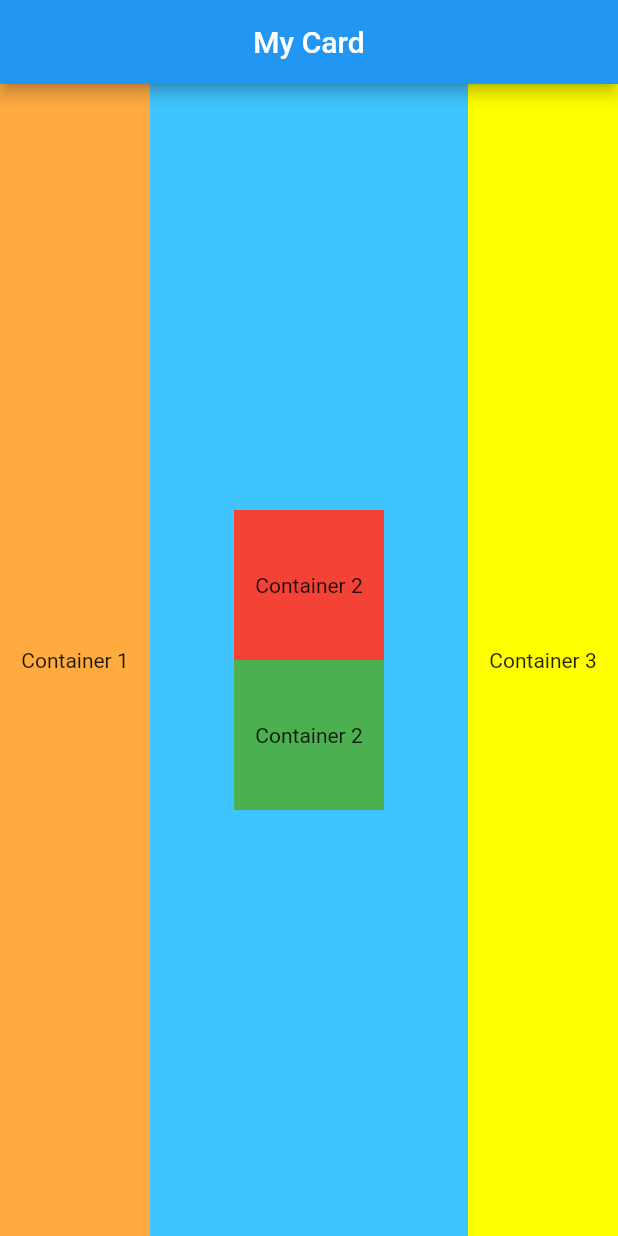
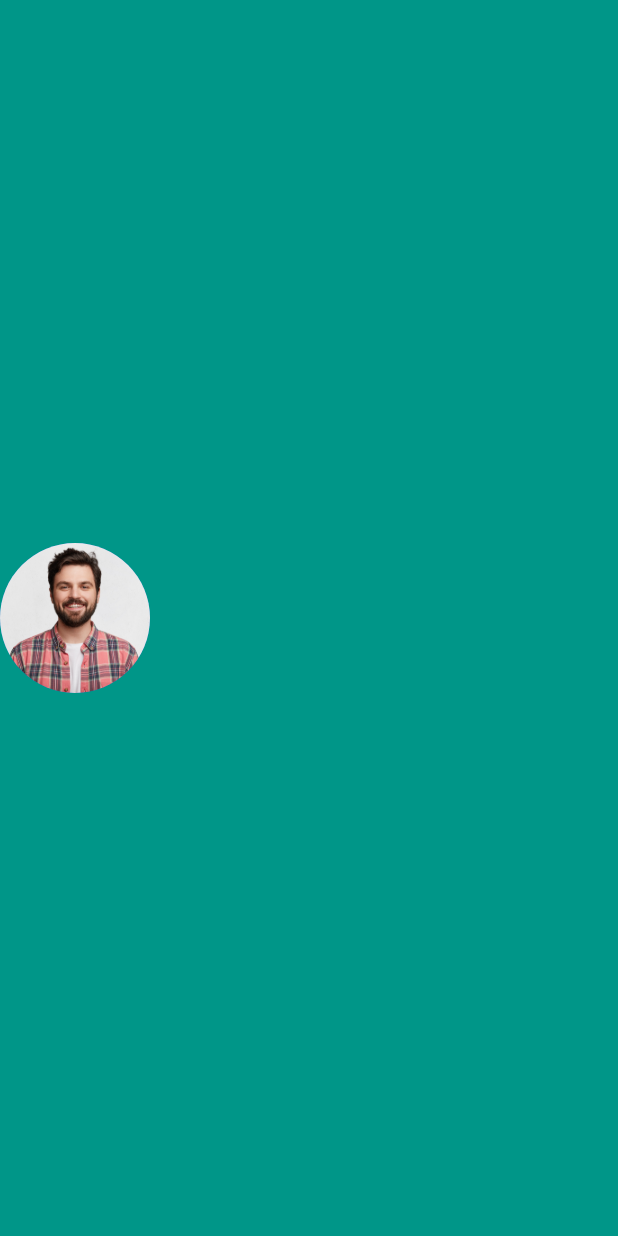
Before and after one commit to vijai-ks/MyCard-User-Profile-Application, a Flutter app: the screen it shows after launch, on a phone screen of 412 x 824 dp. Run offline on Flutter 3.47's test engine with Material 2 defaults, Android fonts, the phone set to English and light mode, and no system bars.

Commit message:
feat: profile-page: Add profile CircleAvatar
Signed-off-by: vijai-ks <vijai.ksv@gmail.com>

```diff
--- a/lib/main.dart
+++ b/lib/main.dart
@@ -11,52 +11,14 @@ class MyCard extends StatelessWidget {
   Widget build(BuildContext context) {
     return MaterialApp(
       home: Scaffold(
-        appBar: AppBar(
-          title: Center(
-            child: Text('My Card'),
-          ),
-        ),
-        backgroundColor: Colors.lightBlueAccent,
+        backgroundColor: Colors.teal,
         body: SafeArea(
-          child: Row(
-            mainAxisAlignment: MainAxisAlignment.spaceBetween,
+          child: Column(
+            mainAxisAlignment: MainAxisAlignment.center,
             children: [
-              Container(
-                height: double.infinity,
-                width: 100,
-                color: Colors.orangeAccent,
-                child: Center(
-                  child: Text('Container 1'),
-                ),
-              ),
-              Column(
-                mainAxisAlignment: MainAxisAlignment.center,
-                children: [
-                  Container(
-                    height: 100,
-                    width: 100,
-                    color: Colors.red,
-                    child: Center(
-                      child: Text('Container 2'),
-                    ),
-                  ),
-                  Container(
-                    height: 100,
-                    width: 100,
-                    color: Colors.green,
-                    child: Center(
-                      child: Text('Container 2'),
-                    ),
-                  ),
-                ],
-              ),
-              Container(
-                height: double.infinity,
-                width: 100,
-                color: Colors.yellowAccent,
-                child: Center(
-                  child: Text('Container 3'),
-                ),
+              CircleAvatar(
+                radius: 50,
+                backgroundImage: AssetImage('images/profileimage.jpg'),
               ),
             ],
           ),
--- a/pubspec.yaml
+++ b/pubspec.yaml
@@ -45,8 +45,8 @@ flutter:
   uses-material-design: true
 
   # To add assets to your application, add an assets section, like this:
-  # assets:
-  #   - images/a_dot_burr.jpeg
+  assets:
+    - images/
   #   - images/a_dot_ham.jpeg
 
   # An image asset can refer to one or more resolution-specific "variants", see
```
Also changed, not shown: images/profileimage.jpg (added).
